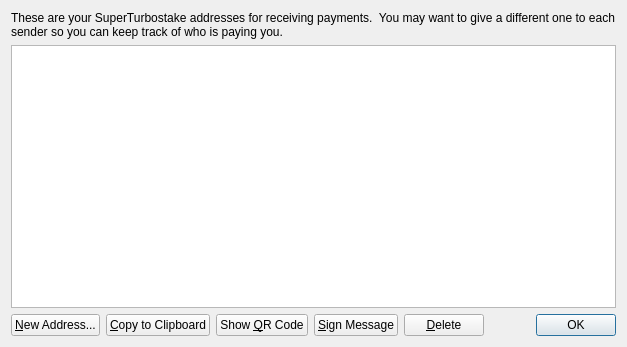
First picture: the form in src/qt/forms/addressbookpage.ui, repository stage2turbo/SuperTurboStake, before the edit.
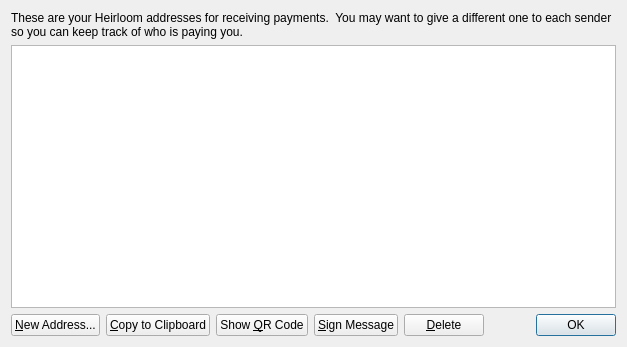
Second picture: the form after the edit. Icons and pictures are not drawn.

```diff
--- a/src/qt/forms/addressbookpage.ui
+++ b/src/qt/forms/addressbookpage.ui
@@ -17,7 +17,7 @@
    <item>
     <widget class="QLabel" name="labelExplanation">
      <property name="text">
-      <string>These are your SuperTurbostake addresses for receiving payments.  You may want to give a different one to each sender so you can keep track of who is paying you.</string>
+      <string>These are your Heirloom addresses for receiving payments.  You may want to give a different one to each sender so you can keep track of who is paying you.</string>
      </property>
      <property name="textFormat">
       <enum>Qt::AutoText</enum>
```
